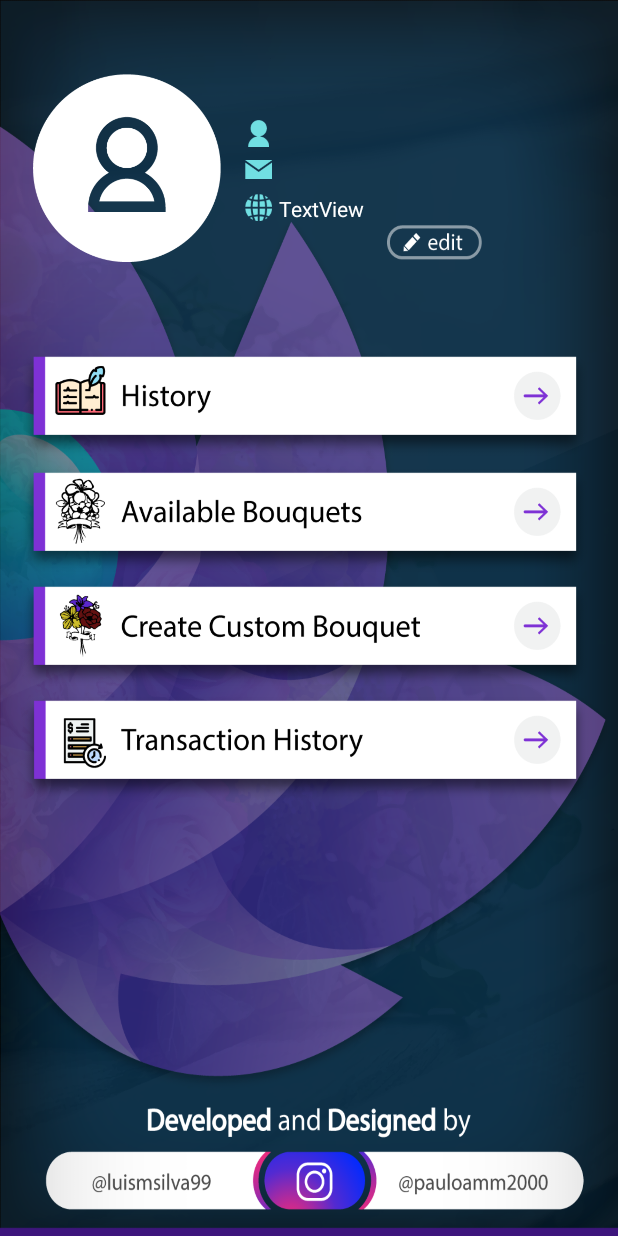
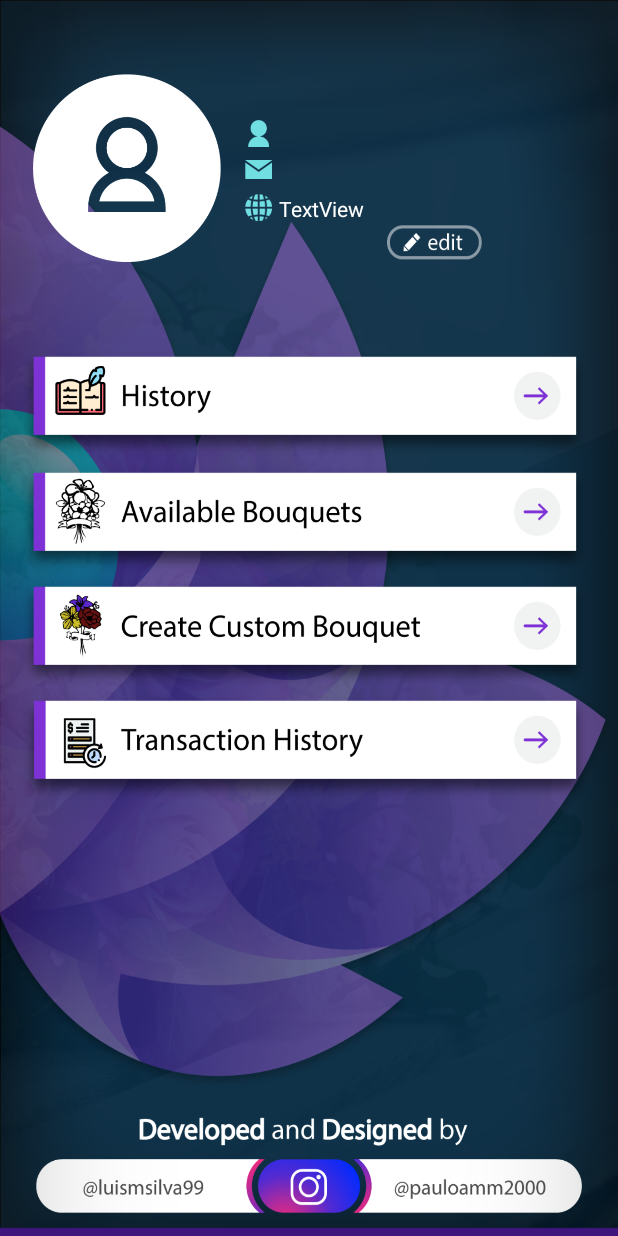
Before and after one commit to Pauloamm/Projeto-CM-a17011-a17012-a17014-master, an Android app: the screen it shows after launch once a user with an empty profile is signed in (MainMenuActivity), on a phone screen of 412 x 824 dp. Run offline under Robolectric (Android 15) with nearby library versions, the phone set to English and light mode, and no system bars; our stand-ins replace Firebase (no records; nobody signed in at launch, a user with empty details on screens opened directly).

Commit message:
DevelopedAndDesigned Fixed

```diff
--- a/Florista-v2.0/app/src/main/res/layout/activity_main_menu.xml
+++ b/Florista-v2.0/app/src/main/res/layout/activity_main_menu.xml
@@ -4,7 +4,7 @@
     android:layout_height="match_parent"
     android:orientation="vertical"
     android:visibility="visible"
-    android:background="@drawable/mainbackground">
+    android:background="@drawable/default_background">
 
 
     <ImageView
@@ -176,4 +176,18 @@
         android:layout_marginBottom="10dp"
         android:background="@android:color/transparent" />
 
+    <ImageView
+        android:id="@+id/developedDesigned"
+
+        android:layout_width="363dp"
+        android:layout_height="66dp"
+        android:layout_alignParentStart="true"
+        android:layout_alignParentEnd="true"
+        android:layout_alignParentBottom="true"
+        android:layout_marginStart="24dp"
+        android:layout_marginEnd="24dp"
+        android:layout_marginBottom="15dp"
+        android:background="@drawable/developed_designed_image" />
+
+
 </RelativeLayout>
```
Also changed, not shown: Florista-v2.0/app/src/main/res/drawable/developed_designed_image.png.
